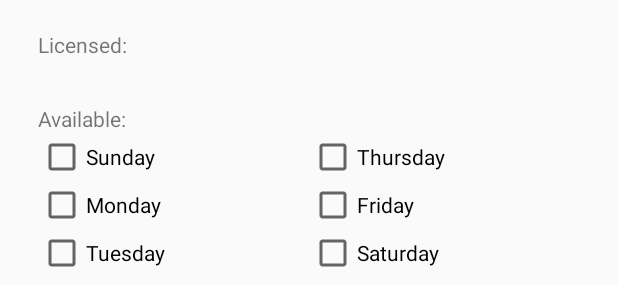
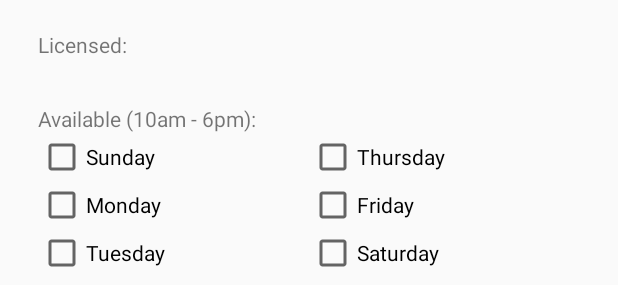
Before and after one commit to anguy116/SEG_Project1, an Android app: the layout activity_service_provider_screen.xml on its own in the app's theme, with its tools: preview values and no code run, on a phone screen of 412 x 824 dp. Shown: the part 354-639 px from the top of the screen. Run offline under Robolectric (Android 15) with nearby library versions, the phone set to English and light mode, and no system bars.

```diff
--- a/Project1/app/src/main/res/layout/activity_create_provider_account.xml
+++ b/Project1/app/src/main/res/layout/activity_create_provider_account.xml
@@ -78,7 +78,7 @@
             android:inputType="textPassword" />
 
         <CheckBox
-            android:id="@+id/Licensed"
+            android:id="@+id/licensed"
             android:layout_width="wrap_content"
             android:layout_height="wrap_content"
             android:text="Licensed" />
--- a/Project1/app/src/main/res/layout/activity_service_provider_screen.xml
+++ b/Project1/app/src/main/res/layout/activity_service_provider_screen.xml
@@ -85,7 +85,7 @@
             android:id="@+id/avail"
             android:layout_width="match_parent"
             android:layout_height="wrap_content"
-            android:text="Available:" />
+            android:text="Available (10am - 6pm):" />
 
         <LinearLayout
             android:layout_width="match_parent"
@@ -156,7 +156,7 @@
 
             <Button
                 android:id="@+id/serviceChange"
-                android:layout_width="wrap_content"
+                android:layout_width="0dp"
                 android:layout_height="wrap_content"
                 android:layout_weight="1"
                 android:onClick="editServicesButton"
```
Also changed, not shown: Project1/app/src/main/java/com/example/andrew/project1/CreateProviderAccountActivity.java (+13 -0 lines), Project1/app/src/main/java/com/example/andrew/project1/ServiceProviderScreenActivity.java (+12 -1 lines).
